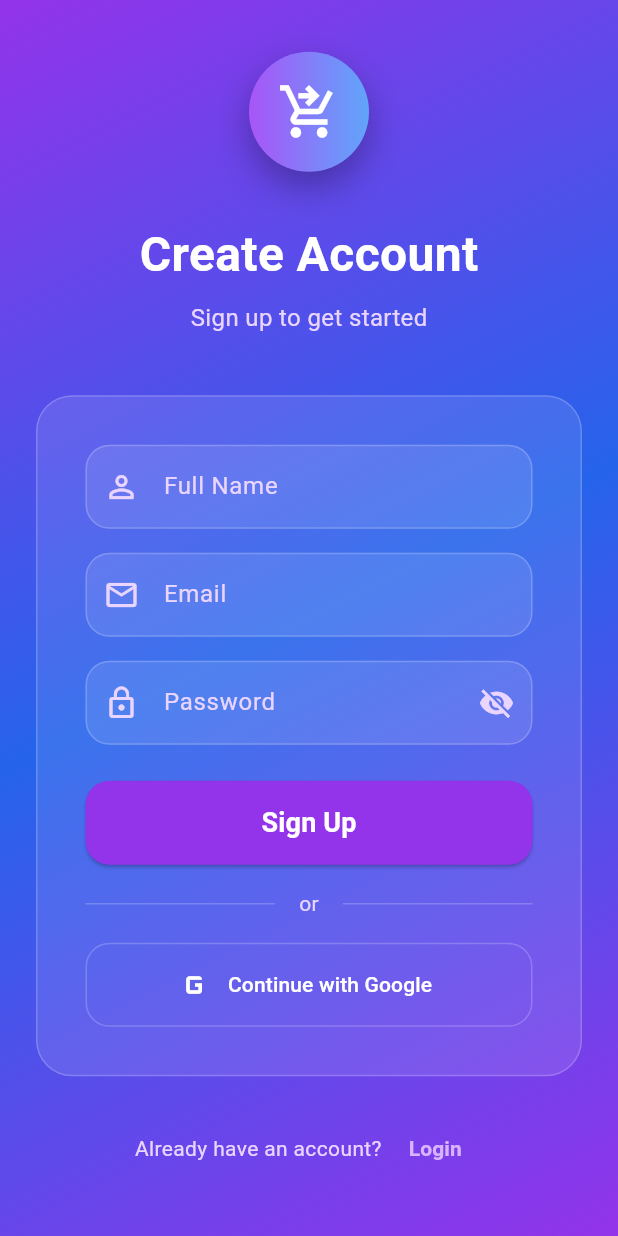
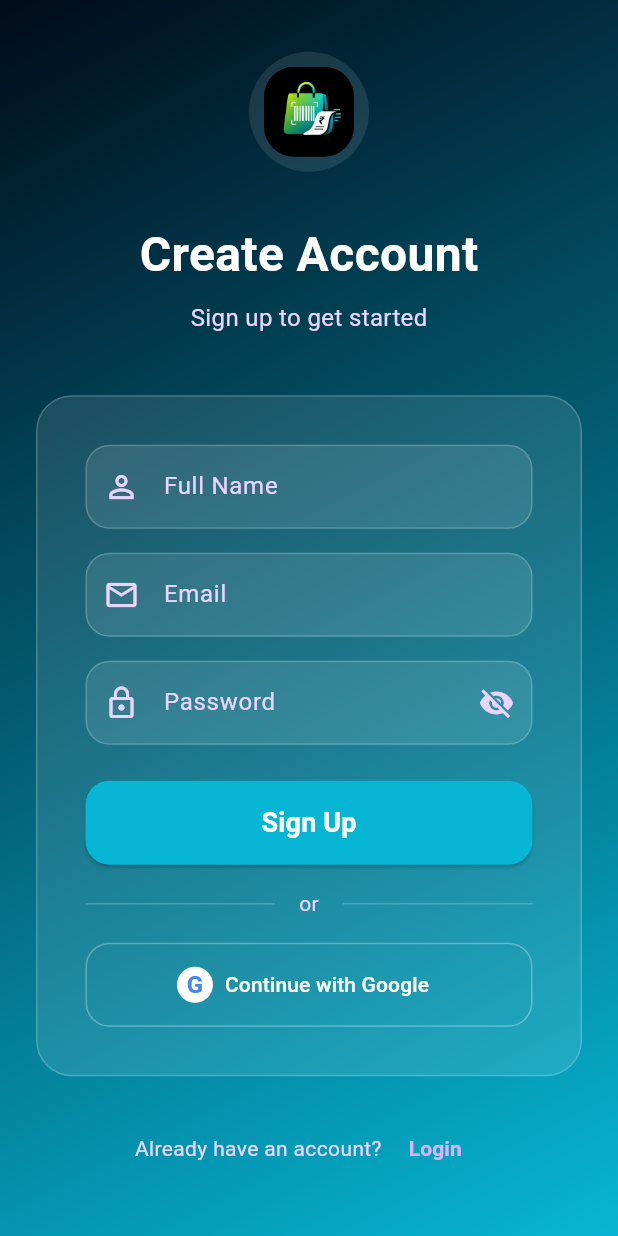
Before and after one commit to Madhan457/Barcode, a Flutter app: the SignupScreen screen opened by its route, on a phone screen of 412 x 824 dp. Run offline on Flutter 3.47's test engine with Material 3 defaults, Android fonts, the phone set to English and light mode, and no system bars; our stand-ins replace cloud_firestore, firebase_auth, firebase_core, firebase_database, google_sign_in, qr_flutter and 1 more; missing offline and left inert: mobile_scanner; accounts and stored records are empty.

Commit message:
ui theme changed

```diff
--- a/barcode/lib/screens/signup_screen.dart
+++ b/barcode/lib/screens/signup_screen.dart
@@ -53,9 +53,8 @@ class _SignupScreenState extends State<SignupScreen> {
             begin: Alignment.topLeft,
             end: Alignment.bottomRight,
             colors: [
-              Color(0xFF9333ea),
-              Color(0xFF2563eb),
-              Color(0xFF9333ea),
+              Color(0xFF000B1A),
+              Color(0xFF06B6D4),
             ],
           ),
         ),
@@ -70,23 +69,18 @@ class _SignupScreenState extends State<SignupScreen> {
                     width: 80,
                     height: 80,
                     decoration: BoxDecoration(
-                      gradient: const LinearGradient(
-                        colors: [Color(0xFFa855f7), Color(0xFF60a5fa)],
-                      ),
-                      borderRadius: BorderRadius.circular(40),
-                      boxShadow: [
-                        BoxShadow(
-                          color: Colors.black.withValues(alpha: 0.3),
-                          blurRadius: 20,
-                          offset: const Offset(0, 10),
+                      color: Colors.white.withValues(alpha: 0.1),
+                      shape: BoxShape.circle,
+                    ),
+                    child: Center(
+                      child: ClipRRect(
+                        borderRadius: BorderRadius.circular(20),
+                        child: Image.asset(
+                          'assets/images/app_logo.jpg',
+                          width: 60,
+                          height: 60,
+                          fit: BoxFit.cover,
                         ),
-                      ],
-                    ),
-                    child: const Center(
-                      child: Icon(
-                        Icons.shopping_cart_checkout,
-                        color: Colors.white,
-                        size: 42,
                       ),
                     ),
                   ),
@@ -213,7 +207,7 @@ class _SignupScreenState extends State<SignupScreen> {
                             child: ElevatedButton(
                               onPressed: isBusy ? null : _createAccount,
                               style: ElevatedButton.styleFrom(
-                                backgroundColor: const Color(0xFF9333ea),
+                                backgroundColor: const Color(0xFF06B6D4),
                                 foregroundColor: Colors.white,
                                 shape: RoundedRectangleBorder(
                                   borderRadius: BorderRadius.circular(16),
@@ -265,12 +259,29 @@ class _SignupScreenState extends State<SignupScreen> {
                             height: 56,
                             child: OutlinedButton.icon(
                               onPressed: isBusy ? null : _signInWithGoogle,
-                              icon: const Icon(Icons.g_mobiledata, size: 28),
+                              icon: Container(
+                                width: 24,
+                                height: 24,
+                                decoration: const BoxDecoration(
+                                  color: Colors.white,
+                                  shape: BoxShape.circle,
+                                ),
+                                child: const Center(
+                                  child: Text(
+                                    'G',
+                                    style: TextStyle(
+                                      color: Color(0xFF4285F4),
+                                      fontWeight: FontWeight.bold,
+                                      fontSize: 16,
+                                    ),
+                                  ),
+                                ),
+                              ),
                               label: const Text('Continue with Google'),
                               style: OutlinedButton.styleFrom(
                                 foregroundColor: Colors.white,
                                 side: BorderSide(
-                                  color: Colors.white.withValues(alpha: 0.2),
+                                  color: Colors.white.withValues(alpha: 0.3),
                                 ),
                                 shape: RoundedRectangleBorder(
                                   borderRadius: BorderRadius.circular(16),
@@ -339,7 +350,7 @@ class _SignupScreenState extends State<SignupScreen> {
       ),
       focusedBorder: OutlineInputBorder(
         borderRadius: BorderRadius.circular(16),
-        borderSide: const BorderSide(color: Color(0xFFa855f7), width: 2),
+        borderSide: const BorderSide(color: Color(0xFF06B6D4), width: 2),
       ),
       errorBorder: OutlineInputBorder(
         borderRadius: BorderRadius.circular(16),
```
Also changed, not shown: barcode/lib/screens/login_screen.dart (+30 -27 lines).
